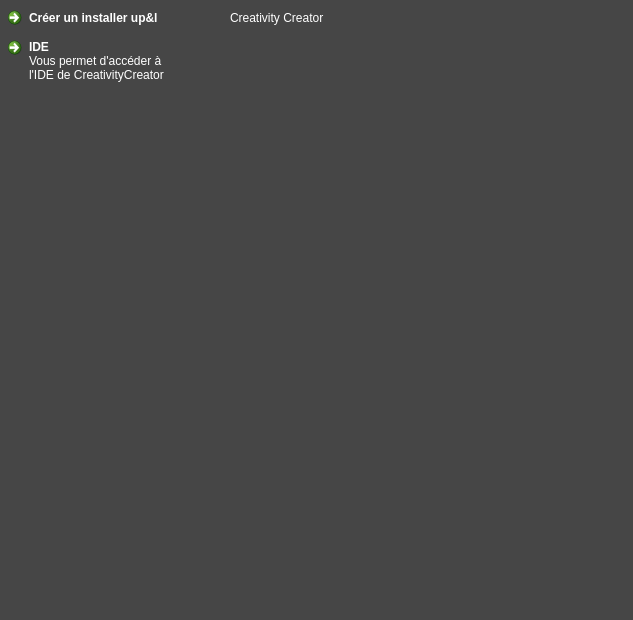
This is CreativityCreator-Source/main_wind.ui in SuperAtraction/CreativityCreator as Qt 5 draws it before an edit. The edited form follows.
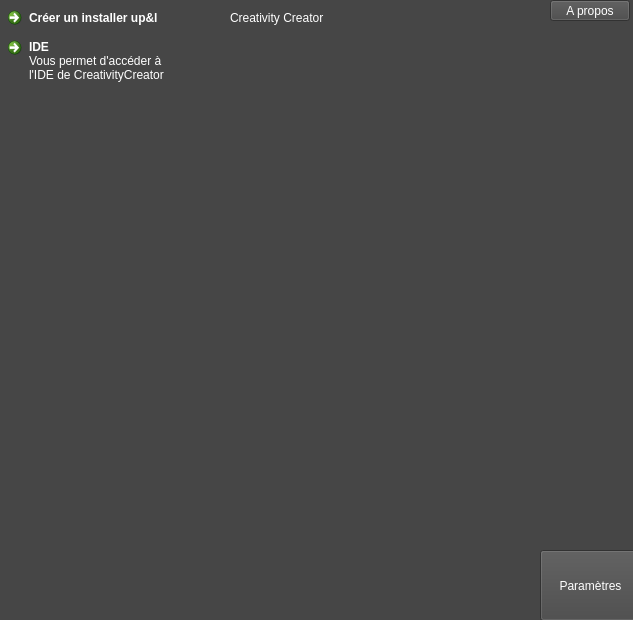
This is the edited form.

```diff
--- a/CreativityCreator-Source/main_wind.ui
+++ b/CreativityCreator-Source/main_wind.ui
@@ -70,6 +70,38 @@
     <string>Vous permet d'accéder à l'IDE de CreativityCreator</string>
    </property>
   </widget>
+  <widget class="QPushButton" name="About">
+   <property name="geometry">
+    <rect>
+     <x>550</x>
+     <y>0</y>
+     <width>80</width>
+     <height>21</height>
+    </rect>
+   </property>
+   <property name="styleSheet">
+    <string notr="true">color: rgb(255, 255, 255);</string>
+   </property>
+   <property name="text">
+    <string>A propos</string>
+   </property>
+  </widget>
+  <widget class="QPushButton" name="Settings">
+   <property name="geometry">
+    <rect>
+     <x>540</x>
+     <y>550</y>
+     <width>101</width>
+     <height>71</height>
+    </rect>
+   </property>
+   <property name="styleSheet">
+    <string notr="true">color: rgb(255, 255, 255);</string>
+   </property>
+   <property name="text">
+    <string>Paramètres</string>
+   </property>
+  </widget>
  </widget>
  <resources/>
  <connections/>
```
